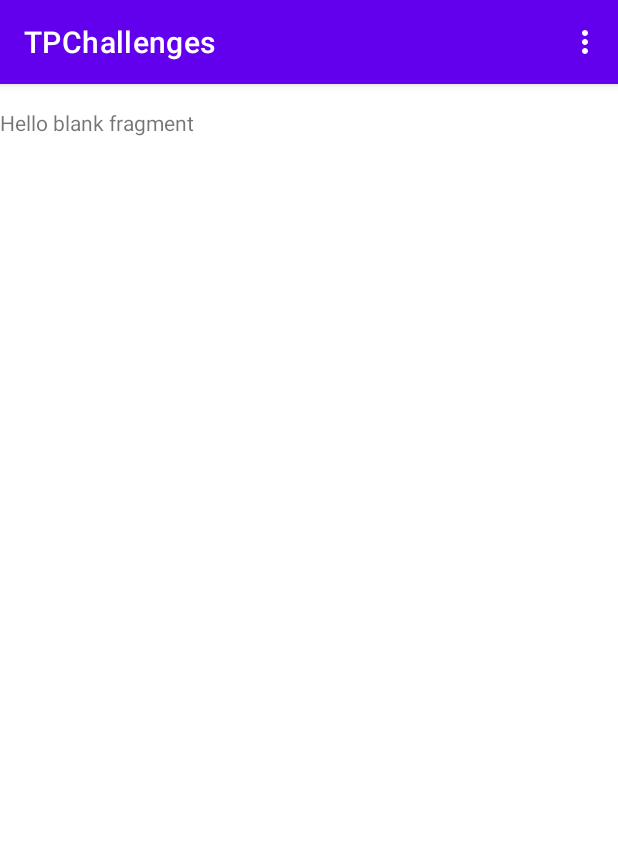
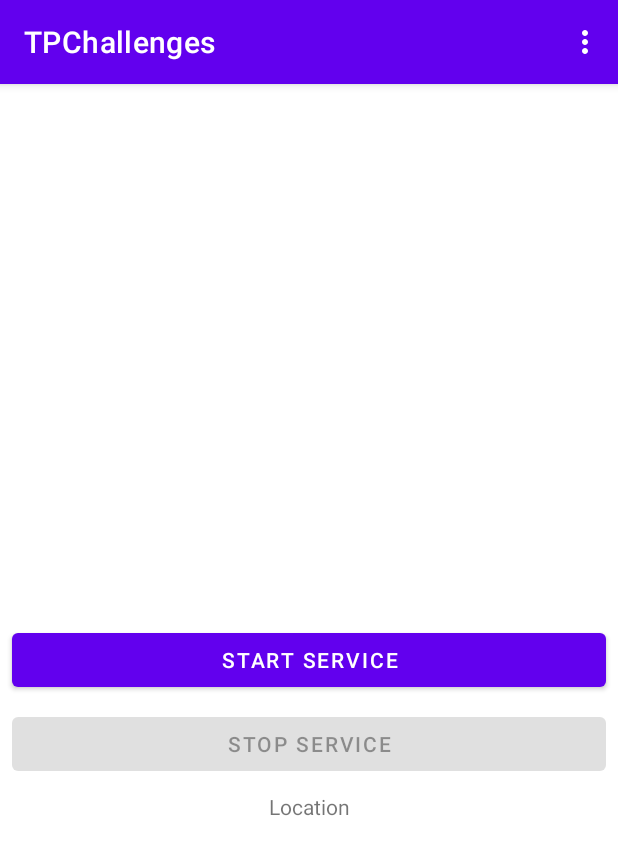
Before and after one commit to DaShagy/TPChallenges, an Android app: the screen it shows after launch (PicturesActivity), after a tap on "GO TO MAP", on a phone screen of 412 x 824 dp. Shown: the top 855 px of the screen. Run offline under Robolectric (Android 15) with nearby library versions, the phone set to English and light mode, and no system bars; our stand-ins replace Dagger/Hilt's generated code, Firebase (no records; nobody signed in at launch, a user with empty details on screens opened directly).

Commit message:
Testing fusedLocationProvider

```diff
--- a/app/build.gradle
+++ b/app/build.gradle
@@ -65,6 +65,9 @@ dependencies {
     implementation "com.google.dagger:hilt-android:$hilt_version"
     kapt "com.google.dagger:hilt-compiler:$hilt_version"
 
+    //Location
+    implementation "com.google.android.gms:play-services-location:17.0.0"
+
     //Unit Testing
     testImplementation 'junit:junit:4.13.2'
     testImplementation "io.mockk:mockk:${mockk_version}"
--- a/app/src/main/AndroidManifest.xml
+++ b/app/src/main/AndroidManifest.xml
@@ -7,8 +7,10 @@
 
     <uses-permission android:name="android.permission.CAMERA" />
 
+    <uses-permission android:name="android.permission.ACCESS_COARSE_LOCATION" />
+    <uses-permission android:name="android.permission.ACCESS_FINE_LOCATION" />
 
-    <uses-permission android:name="android.permission.POST_NOTIFICATIONS" />
+    <uses-permission android:name="android.permission.FOREGROUND_SERVICE"/>
 
     <application
         android:name=".TPChallengesApplication"
--- a/app/src/main/java/com/dashagy/tpchallenges/TPChallengesApplication.kt
+++ b/app/src/main/java/com/dashagy/tpchallenges/TPChallengesApplication.kt
@@ -1,6 +1,10 @@
 package com.dashagy.tpchallenges
 
 import android.app.Application
+import android.app.NotificationChannel
+import android.app.NotificationManager
+import android.content.Context
+import android.os.Build
 import com.google.firebase.FirebaseApp
 
 import dagger.hilt.android.HiltAndroidApp
@@ -9,6 +13,17 @@ import dagger.hilt.android.HiltAndroidApp
 class TPChallengesApplication: Application() {
     override fun onCreate() {
         super.onCreate()
+
+        if (Build.VERSION.SDK_INT >= Build.VERSION_CODES.O) {
+            val channel = NotificationChannel(
+                "channel_id",
+                "channel_name",
+                NotificationManager.IMPORTANCE_DEFAULT
+            )
+            val notificationManager = getSystemService(Context.NOTIFICATION_SERVICE) as NotificationManager
+            notificationManager.createNotificationChannel(channel)
+        }
+
         FirebaseApp.initializeApp(this)
     }
 }
--- a/app/src/main/java/com/dashagy/tpchallenges/presentation/fragments/MapFragment.kt
+++ b/app/src/main/java/com/dashagy/tpchallenges/presentation/fragments/MapFragment.kt
@@ -1,11 +1,18 @@
 package com.dashagy.tpchallenges.presentation.fragments
 
+import android.Manifest
+import android.annotation.SuppressLint
 import android.os.Bundle
+import android.os.Looper
 import androidx.fragment.app.Fragment
 import android.view.LayoutInflater
 import android.view.View
 import android.view.ViewGroup
+import android.widget.Toast
+import androidx.activity.result.ActivityResultLauncher
+import androidx.activity.result.contract.ActivityResultContracts
 import com.dashagy.tpchallenges.databinding.FragmentMapBinding
+import com.google.android.gms.location.*
 import dagger.hilt.android.AndroidEntryPoint
 
 @AndroidEntryPoint
@@ -14,12 +21,91 @@ class MapFragment : Fragment() {
     private var _binding: FragmentMapBinding? = null
     private val binding get() = _binding!!
 
+    private lateinit var locationPermissionLauncher: ActivityResultLauncher<Array<String>>
+
+    private lateinit var fusedLocationProviderClient: FusedLocationProviderClient
+
+    private lateinit var locationRequest: LocationRequest
+    private lateinit var locationCallback: LocationCallback
+    private var lastLocation: LocationResult? = null
+
+    private var isServiceStarted: Boolean = false
+
+    override fun onCreate(savedInstanceState: Bundle?) {
+        super.onCreate(savedInstanceState)
+
+        locationPermissionLauncher = registerLocationPermission()
+        fusedLocationProviderClient = LocationServices.getFusedLocationProviderClient(requireContext())
+    }
+
     override fun onCreateView(
         inflater: LayoutInflater, container: ViewGroup?,
         savedInstanceState: Bundle?
-    ): View? {
+    ): View {
         _binding = FragmentMapBinding.inflate(inflater, container, false)
+
+        binding.btnStartLocationService.setOnClickListener { launchLocationPermission() }
+        binding.btnStopLocationService.setOnClickListener { stopLocationUpdates() }
+
         return binding.root
+    }
+
+    private fun registerLocationPermission() =
+        registerForActivityResult(ActivityResultContracts.RequestMultiplePermissions()){
+            val areAllPermissionsGranted = it.any { (_, value) -> value }
+            if (areAllPermissionsGranted) {
+                startLocationUpdates()
+            } else {
+                Toast.makeText(requireActivity(), "Permissions rejected", Toast.LENGTH_SHORT).show()
+            }
+    }
+
+    private fun launchLocationPermission() {
+        locationPermissionLauncher.launch(
+            arrayOf(
+                Manifest.permission.ACCESS_COARSE_LOCATION,
+                Manifest.permission.ACCESS_FINE_LOCATION
+            )
+        )
+    }
+
+    @SuppressLint("MissingPermission", "VisibleForTests")
+    private fun startLocationUpdates() {
+        locationCallback = object : LocationCallback() {
+            override fun onLocationResult(result: LocationResult?) {
+                updateLastLocation(result)
+            }
+        }
+
+        locationRequest = LocationRequest.create().apply {
+            priority = LocationRequest.PRIORITY_HIGH_ACCURACY
+            interval = 10_000
+            fastestInterval = 5_000
+        }
+
+        fusedLocationProviderClient.requestLocationUpdates(
+            locationRequest,
+            locationCallback,
+            Looper.getMainLooper()
+        )
+
+        updateIsServiceStarted(true)
+    }
+
+    private fun stopLocationUpdates() {
+        fusedLocationProviderClient.removeLocationUpdates(locationCallback)
+        updateIsServiceStarted(false)
+        updateLastLocation(null)
+    }
+
+    private fun updateIsServiceStarted(value: Boolean){
+        isServiceStarted = value
+        binding.btnStopLocationService.isEnabled = value
+    }
+
+    private fun updateLastLocation(location: LocationResult?){
+        lastLocation = location
+        binding.tvLocation.text = location?.let { "Lat: ${it.lastLocation.latitude}, Lon: ${it.lastLocation.longitude}" } ?: "Lat: , Lon:"
     }
 
     companion object {
--- a/app/src/main/res/layout/fragment_map.xml
+++ b/app/src/main/res/layout/fragment_map.xml
@@ -1,14 +1,41 @@
 <?xml version="1.0" encoding="utf-8"?>
-<FrameLayout xmlns:android="http://schemas.android.com/apk/res/android"
+<androidx.constraintlayout.widget.ConstraintLayout xmlns:android="http://schemas.android.com/apk/res/android"
     xmlns:tools="http://schemas.android.com/tools"
     android:layout_width="match_parent"
     android:layout_height="match_parent"
+    xmlns:app="http://schemas.android.com/apk/res-auto"
     tools:context=".presentation.fragments.MapFragment">
 
-    <!-- TODO: Update blank fragment layout -->
+    <Button
+        android:id="@+id/btn_start_location_service"
+        android:layout_width="match_parent"
+        android:layout_height="wrap_content"
+        android:layout_margin="8dp"
+        app:layout_constraintTop_toTopOf="parent"
+        app:layout_constraintStart_toStartOf="parent"
+        app:layout_constraintEnd_toEndOf="parent"
+        app:layout_constraintBottom_toBottomOf="parent"
+        android:text="START SERVICE" />
+
+    <Button
+        android:id="@+id/btn_stop_location_service"
+        android:layout_width="match_parent"
+        android:layout_height="wrap_content"
+        android:layout_margin="8dp"
+        app:layout_constraintTop_toBottomOf="@id/btn_start_location_service"
+        app:layout_constraintStart_toStartOf="parent"
+        app:layout_constraintEnd_toEndOf="parent"
+        android:enabled="false"
+        android:text="STOP SERVICE" />
+
     <TextView
-        android:layout_width="match_parent"
-        android:layout_height="match_parent"
-        android:text="@string/hello_blank_fragment" />
+        android:id="@+id/tv_location"
+        android:layout_width="wrap_content"
+        android:layout_height="wrap_content"
+        android:layout_marginTop="8dp"
+        app:layout_constraintTop_toBottomOf="@id/btn_stop_location_service"
+        app:layout_constraintStart_toStartOf="parent"
+        app:layout_constraintEnd_toEndOf="parent"
+        android:text="Location"/>
 
-</FrameLayout>
+</androidx.constraintlayout.widget.ConstraintLayout>
```
